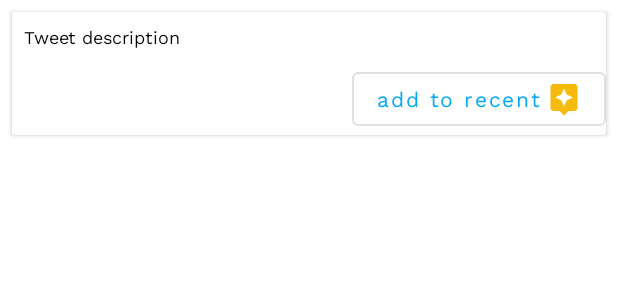
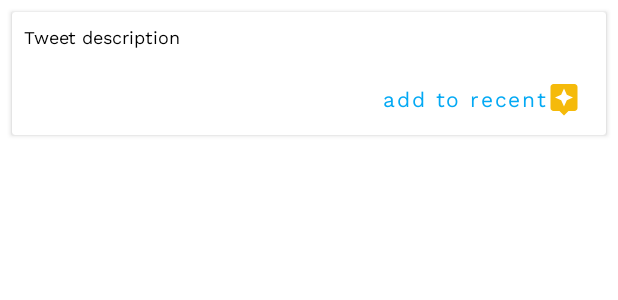
Before and after one commit to zaloAustine/TwitterApp, an Android app: the layout tweet_item.xml on its own in the app's theme, with its tools: preview values and no code run, on a phone screen of 412 x 824 dp. Shown: the top 300 px of the screen. Run offline under Robolectric (Android 15) with nearby library versions, the phone set to English and light mode, and no system bars.

```diff
--- a/app/src/main/res/layout/tweet_item.xml
+++ b/app/src/main/res/layout/tweet_item.xml
@@ -26,16 +26,16 @@ xmlns:android="http://schemas.android.com/apk/res/android">
         app:layout_constraintTop_toTopOf="parent"
         tools:text="Tweet description" />
 
-    <com.google.android.material.button.MaterialButton
+    <TextView
         android:id="@+id/btnAddToRecent"
         style="@style/Widget.MaterialComponents.Button.OutlinedButton"
         android:layout_width="wrap_content"
         android:layout_height="wrap_content"
         android:textAllCaps="false"
         android:text="@string/add_to_recent"
-        android:drawableEnd="@drawable/favourite"
         app:layout_constraintBottom_toBottomOf="parent"
-        app:layout_constraintEnd_toEndOf="parent" />
+        app:layout_constraintEnd_toEndOf="parent"
+        app:drawableEndCompat="@drawable/favourite" />
 
 </androidx.constraintlayout.widget.ConstraintLayout>
 
```
Also changed, not shown: 1 other file.
